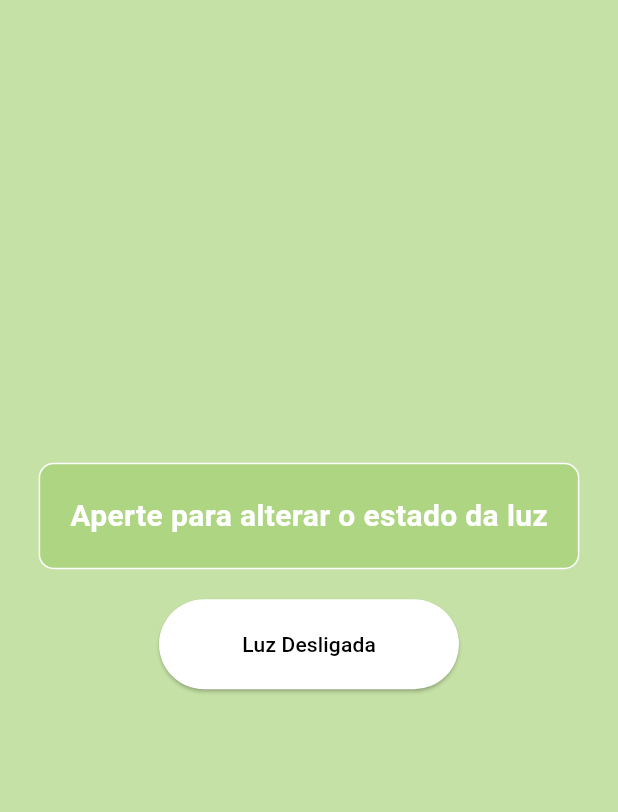
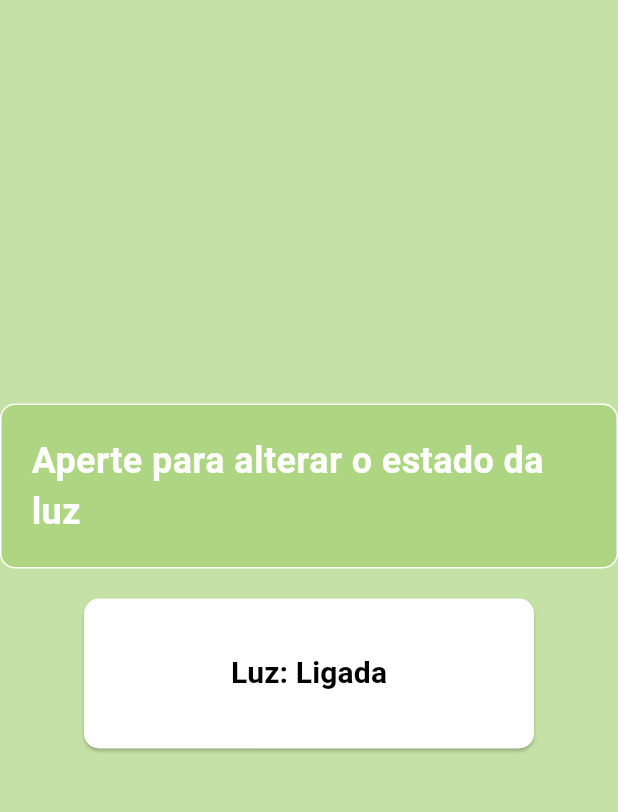
Before and after one commit to Jopei/Desafios, a Flutter app: the screen it shows after launch, on a phone screen of 412 x 824 dp, the part 84-896 px from its top. Run offline on Flutter 3.47's test engine with Material 3 defaults, Android fonts, the phone set to English and light mode, and no system bars; our stand-ins replace firebase_core, firebase_database; accounts and stored records are empty.

Commit message:
App funcional

```diff
--- a/Desafio2/connect_plc/lib/main.dart
+++ b/Desafio2/connect_plc/lib/main.dart
@@ -1,8 +1,25 @@
 import 'package:flutter/material.dart';
 import 'package:firebase_core/firebase_core.dart';
+import 'package:firebase_database/firebase_database.dart';
 
-void main() {
+void main() async {
+  WidgetsFlutterBinding.ensureInitialized();
+  await initializeFirebase();
   runApp(const MyApp());
+}
+
+Future<void> initializeFirebase() async {
+  FirebaseOptions firebaseOptions = FirebaseOptions(
+      apiKey: "AIzaSyARE1K6vM4j_QZlDVFBhgC9vl7uaF0c7ho",
+      authDomain: "plc-connect-ed3dd.firebaseapp.com",
+      databaseURL: "https://plc-connect-ed3dd-default-rtdb.firebaseio.com",
+      projectId: "plc-connect-ed3dd",
+      storageBucket: "plc-connect-ed3dd.appspot.com",
+      messagingSenderId: "689102691305",
+      appId: "1:689102691305:web:7fdf7aa6e2bb2f700cc978",
+      measurementId: "G-WESV9N1VQZ");
+
+  await Firebase.initializeApp(options: firebaseOptions);
 }
 
 class MyApp extends StatelessWidget {
@@ -43,15 +60,15 @@
 
 class _MyHomePageState extends State<MyHomePage> {
   bool _isTrue = true;
-
-
+  final DatabaseReference _ligadoRef =
+      FirebaseDatabase.instance.reference().child('ligado');
 
   void _toggleBoolean() {
     setState(() {
       _isTrue = !_isTrue;
     });
+    _ligadoRef.set(_isTrue); // Enviar o valor para o Firebase Realtime Database
   }
-
 
   @override
   Widget build(BuildContext context) {
@@ -77,7 +94,7 @@
               child: Text(
                 'Aperte para alterar o estado da luz',
                 style: TextStyle(
-                  fontSize: 20,
+                  fontSize: 24,
                   fontWeight: FontWeight.bold,
                   color: Colors.white,
                 ),
@@ -85,16 +102,21 @@
             ),
             SizedBox(height: 20),
             SizedBox(
-              width: 200,
-              height: 60,
+              width: 300,
+              height: 100,
               child: ElevatedButton(
                 onPressed: _toggleBoolean,
                 style: ElevatedButton.styleFrom(
                   primary: _isTrue ? Colors.white : Colors.black,
+                  shape: RoundedRectangleBorder(
+                    borderRadius: BorderRadius.circular(10),
+                  ),
                 ),
                 child: Text(
-                  _isTrue ? 'Luz Desligada' : 'Luz Ligada',
+                  _isTrue ? 'Luz: Ligada' : 'Luz: Desligada',
                   style: TextStyle(
+                    fontSize: 20,
+                    fontWeight: FontWeight.bold,
                     color: _isTrue ? Colors.black : Colors.white,
                   ),
                 ),
--- a/Desafio2/connect_plc/pubspec.yaml
+++ b/Desafio2/connect_plc/pubspec.yaml
@@ -24,9 +24,10 @@
 dependencies:
   flutter:
     sdk: flutter
-  cupertino_icons: ^1.0.2
   firebase_core: ^2.25.3
-  firebase_auth: ^4.17.3
+  firebase_auth: ^4.5.0
+  # Outros pacotes do Firebase que você está usando
+  firebase_database: 10.4.4
 
 dev_dependencies:
   flutter_test:
```
Also changed, not shown: Desafio2/connect_plc/pubspec.lock.
